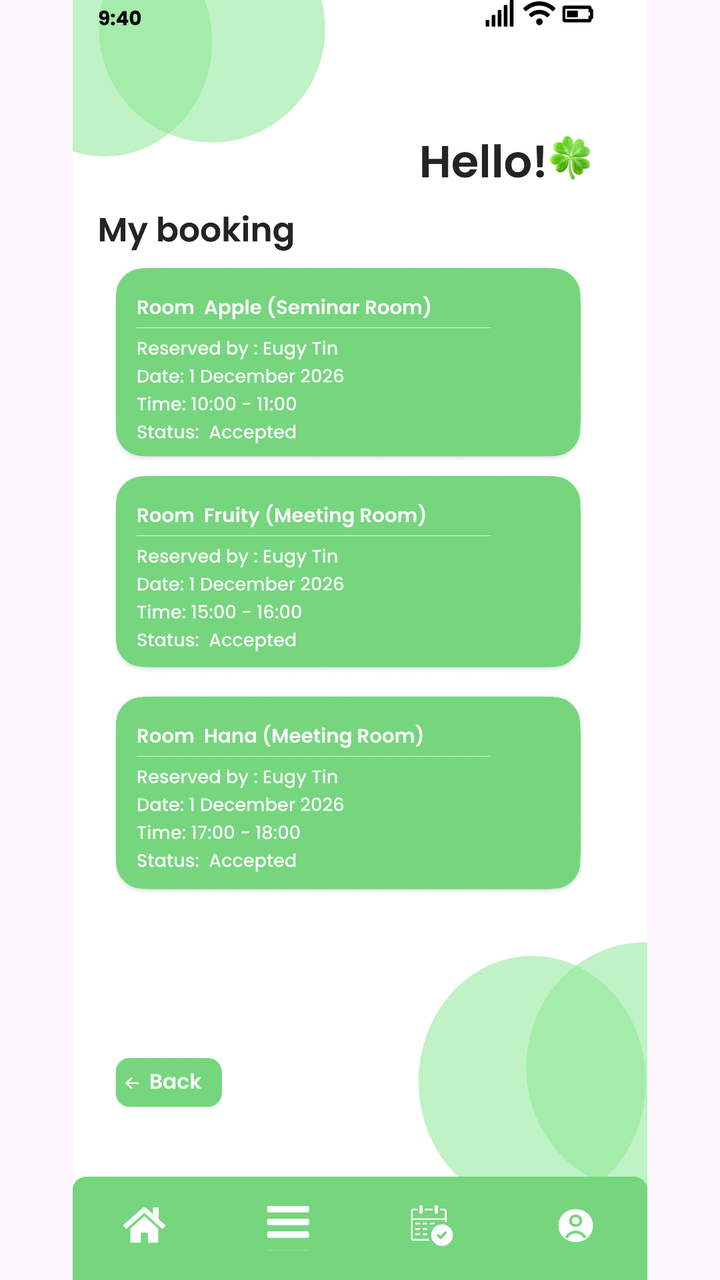
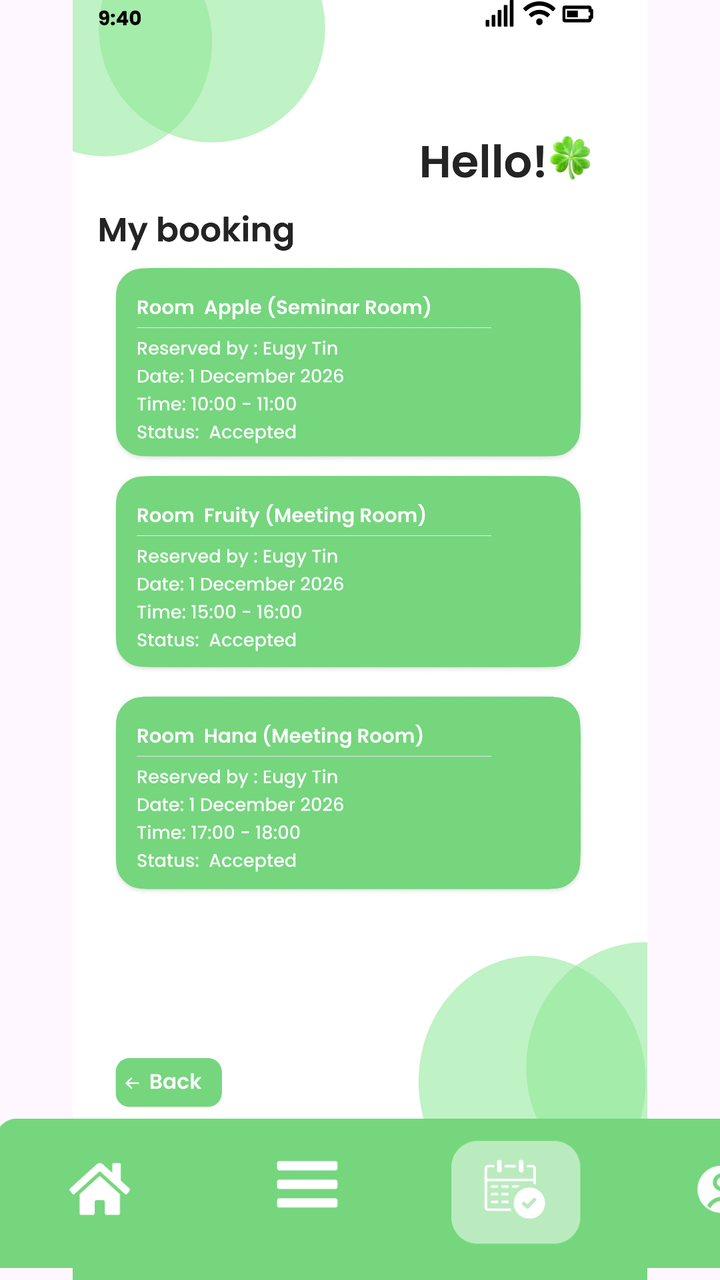

Compare the two renders of this Android layout. The source of the first and the diff that turns it into the second are given below.
<!-- AndroidManifest.xml: application theme Theme.COMP2000HKSoftwareEngineeringAssessment -->
<!-- res/layout/activity_managermenumybooking.xml -->
<?xml version="1.0" encoding="utf-8"?>
<androidx.constraintlayout.widget.ConstraintLayout xmlns:android="http://schemas.android.com/apk/res/android"
    xmlns:app="http://schemas.android.com/apk/res-auto"
    xmlns:tools="http://schemas.android.com/tools"
    android:id="@+id/main"
    android:layout_width="match_parent"
    android:layout_height="match_parent"
    tools:context=".managermenumybooking">

    <ImageView
        android:id="@+id/iv_login_page"
        android:layout_width="match_parent"
        android:layout_height="match_parent"
        android:scaleType="fitCenter"
        android:src="@drawable/managermenumybooking"
        app:layout_constraintBottom_toBottomOf="parent"
        app:layout_constraintEnd_toEndOf="parent"
        app:layout_constraintStart_toStartOf="parent"
        app:layout_constraintTop_toTopOf="parent" />

    <ImageButton
        android:id="@+id/btn_managermenuhomebutton"
        android:layout_width="0dp"
        android:layout_height="0dp"
        android:background="@android:color/transparent"
        app:layout_constraintBottom_toBottomOf="parent"
        app:layout_constraintDimensionRatio="2:1"
        app:layout_constraintEnd_toEndOf="parent"
        app:layout_constraintHorizontal_bias="0.071"
        app:layout_constraintStart_toStartOf="parent"
        app:layout_constraintTop_toTopOf="parent"
        app:layout_constraintVertical_bias="0.97"
        app:layout_constraintWidth_percent="0.15 " />
    <ImageButton
        android:id="@+id/btn_managermenubutton"
        android:layout_width="0dp"
        android:layout_height="0dp"
        android:background="@android:color/transparent"
        app:layout_constraintBottom_toBottomOf="parent"
        app:layout_constraintDimensionRatio="2:1"
        app:layout_constraintEnd_toEndOf="parent"
        app:layout_constraintHorizontal_bias="0.369"
        app:layout_constraintStart_toStartOf="parent"
        app:layout_constraintTop_toTopOf="parent"
        app:layout_constraintVertical_bias="0.969"
        app:layout_constraintWidth_percent="0.15" />

    <ImageButton
        android:id="@+id/btn_managermybookingbutton"
        android:layout_width="0dp"
        android:layout_height="0dp"
        android:background="@android:color/transparent"
        app:layout_constraintBottom_toBottomOf="parent"
        app:layout_constraintDimensionRatio="2:1"
        app:layout_constraintEnd_toEndOf="parent"
        app:layout_constraintHorizontal_bias="0.644"
        app:layout_constraintStart_toStartOf="parent"
        app:layout_constraintTop_toTopOf="parent"
        app:layout_constraintVertical_bias="0.969"
        app:layout_constraintWidth_percent="0.15" />

    <ImageButton
        android:id="@+id/btn_managermyprofile"
        android:layout_width="0dp"
        android:layout_height="0dp"
        android:background="@android:color/transparent"
        app:layout_constraintBottom_toBottomOf="parent"
        app:layout_constraintDimensionRatio="2:1"
        app:layout_constraintEnd_toEndOf="parent"
        app:layout_constraintHorizontal_bias="0.957"
        app:layout_constraintStart_toStartOf="parent"
        app:layout_constraintTop_toTopOf="parent"
        app:layout_constraintVertical_bias="0.969"
        app:layout_constraintWidth_percent="0.15" />

    <ImageButton
        android:id="@+id/btn_select_datetime_select_back"
        android:layout_width="0dp"
        android:layout_height="0dp"
        android:background="@android:color/transparent"
        app:layout_constraintBottom_toBottomOf="parent"
        app:layout_constraintDimensionRatio="2.5:1"
        app:layout_constraintEnd_toEndOf="parent"
        app:layout_constraintHorizontal_bias="0.094"
        app:layout_constraintStart_toStartOf="parent"
        app:layout_constraintTop_toTopOf="parent"
        app:layout_constraintVertical_bias="0.856"
        app:layout_constraintWidth_percent="0.179 " />

</androidx.constraintlayout.widget.ConstraintLayout>
<!-- resources referenced by this layout -->
<resources>
  <!-- drawable managermenumybooking: png bitmap (drawable, 563070 bytes) -->
  <style name="Theme.COMP2000HKSoftwareEngineeringAssessment" parent="Base.Theme.COMP2000HKSoftwareEngineeringAssessment" />
  <style name="Base.Theme.COMP2000HKSoftwareEngineeringAssessment" parent="Theme.Material3.DayNight.NoActionBar">
          
          
      </style>
</resources>

<!-- the commit's change to res/layout/activity_managermenumybooking.xml (unified diff, before → after) -->
@@ -17,6 +17,21 @@
         app:layout_constraintEnd_toEndOf="parent"
         app:layout_constraintStart_toStartOf="parent"
         app:layout_constraintTop_toTopOf="parent" />
+
+    <ImageButton
+        android:id="@+id/btn_back"
+        android:layout_width="409dp"
+        android:layout_height="112dp"
+        android:background="@android:color/transparent"
+        android:contentDescription="Back"
+        android:scaleType="fitCenter"
+        android:src="@drawable/menubarmenumybooking"
+        app:layout_constraintBottom_toBottomOf="parent"
+        app:layout_constraintEnd_toEndOf="parent"
+        app:layout_constraintHorizontal_bias="0.05"
+        app:layout_constraintStart_toStartOf="parent"
+        app:layout_constraintTop_toTopOf="parent"
+        app:layout_constraintVertical_bias="1.024" />
 
     <ImageButton
         android:id="@+id/btn_managermenuhomebutton"
<!-- resource entries referenced after the edit -->
@@ -1,6 +1,7 @@
 <!-- resources referenced by this layout -->
 <resources>
   <!-- drawable managermenumybooking: png bitmap (drawable, 563070 bytes) -->
+  <!-- drawable menubarmenumybooking: png bitmap (drawable, 13869 bytes) -->
   <style name="Theme.COMP2000HKSoftwareEngineeringAssessment" parent="Base.Theme.COMP2000HKSoftwareEngineeringAssessment" />
   <style name="Base.Theme.COMP2000HKSoftwareEngineeringAssessment" parent="Theme.Material3.DayNight.NoActionBar">
           
